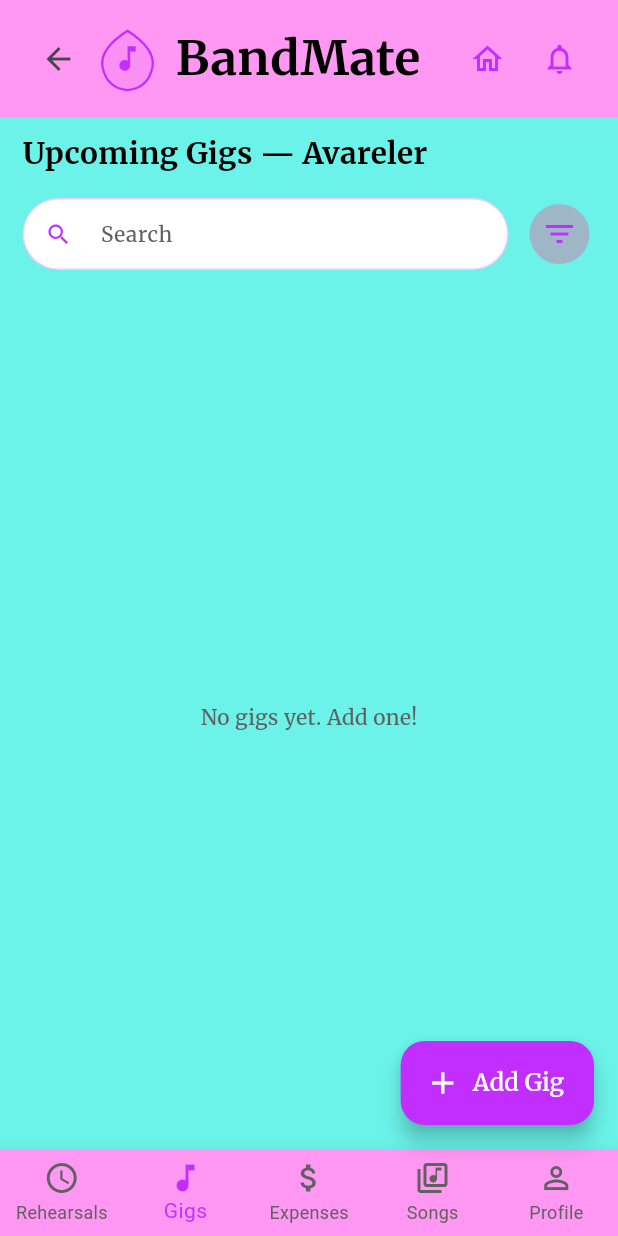
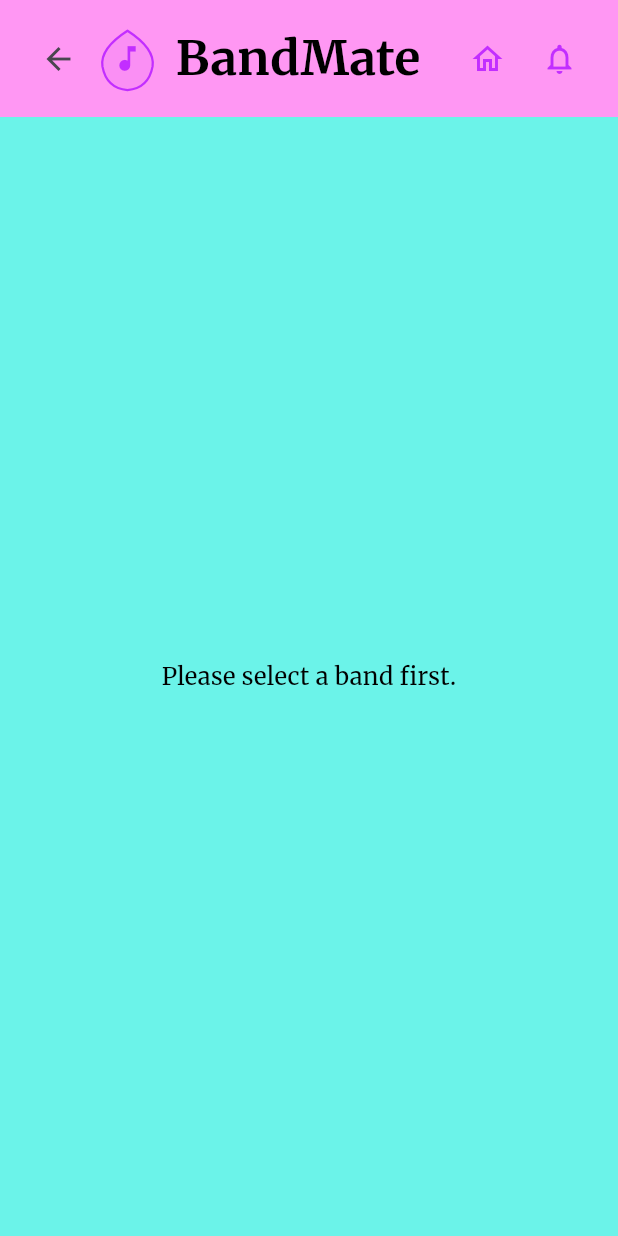
Before and after one commit to boraburgazlioglu/CS310_Group01, a Flutter app: the UpcomingGigsScreen screen opened by its route, on a phone screen of 412 x 824 dp. Run offline on Flutter 3.47's test engine with Material 3 defaults, Android fonts, the phone set to English and light mode, and no system bars; our stand-ins replace cloud_firestore, firebase_auth, firebase_core, shared_preferences; accounts and stored records are empty.

Commit message:
integrate band gate to gigs screen

```diff
--- a/lib/screens/upcoming_gigs_screen.dart
+++ b/lib/screens/upcoming_gigs_screen.dart
@@ -8,6 +8,7 @@
 import '../utils/text.dart';
 import '../widgets/bandmate_header.dart';
 import '../widgets/bot_nav_bar.dart';
+import '../providers/band_provider.dart';
 
 class UpcomingGigsScreen extends StatefulWidget {
   const UpcomingGigsScreen({super.key});
@@ -22,9 +23,6 @@
   final TextEditingController _searchController = TextEditingController();
   final GigService _gigService = GigService();
 
-  // placeholder until auth is integrated
-  final String _bandId = 'group1';
-
   @override
   void dispose() {
     _searchController.dispose();
@@ -36,6 +34,15 @@
     final dateController = TextEditingController();
     final timeController = TextEditingController();
     final locationController = TextEditingController();
+    final bandId = context.read<BandProvider>().currentBandId;
+    if (bandId == null) {
+      ScaffoldMessenger.of(context).showSnackBar(
+        const SnackBar(
+          content: Text('Please select a band first.'),
+        ),
+      );
+      return;
+    }
 
     showDialog(
       context: context,
@@ -70,7 +77,7 @@
                   date: dateController.text.trim(),
                   time: timeController.text.trim(),
                   location: locationController.text.trim(),
-                  bandId: _bandId,
+                  bandId: bandId,
                   createdBy:
                       ctx.read<AuthProvider>().createdByForFirestore,
                 );
@@ -156,6 +163,25 @@
 
   @override
   Widget build(BuildContext context) {
+    final bandId = context.read<BandProvider>().currentBandId;
+
+    if (bandId == null) {
+      return Scaffold(
+        backgroundColor: AppColors.backgroundDark,
+        appBar: BandmateHeader(),
+        body: Center(
+          child: Padding(
+            padding: AppPadding.allL,
+            child: Text(
+              'Please select a band first.',
+              style: AppTexts.bodyL,
+              textAlign: TextAlign.center,
+            ),
+          ),
+        ),
+      );
+    }
+
     return Scaffold(
       backgroundColor: AppColors.backgroundDark,
       appBar: BandmateHeader(),
@@ -167,7 +193,7 @@
             style: AppTexts.button.copyWith(color: Colors.white)),
       ),
       body: StreamBuilder<List<Gig>>(
-        stream: _gigService.getGigs(_bandId),
+        stream: _gigService.getGigs(bandId),
         builder: (context, snapshot) {
           if (snapshot.hasError) {
             return Center(
```
